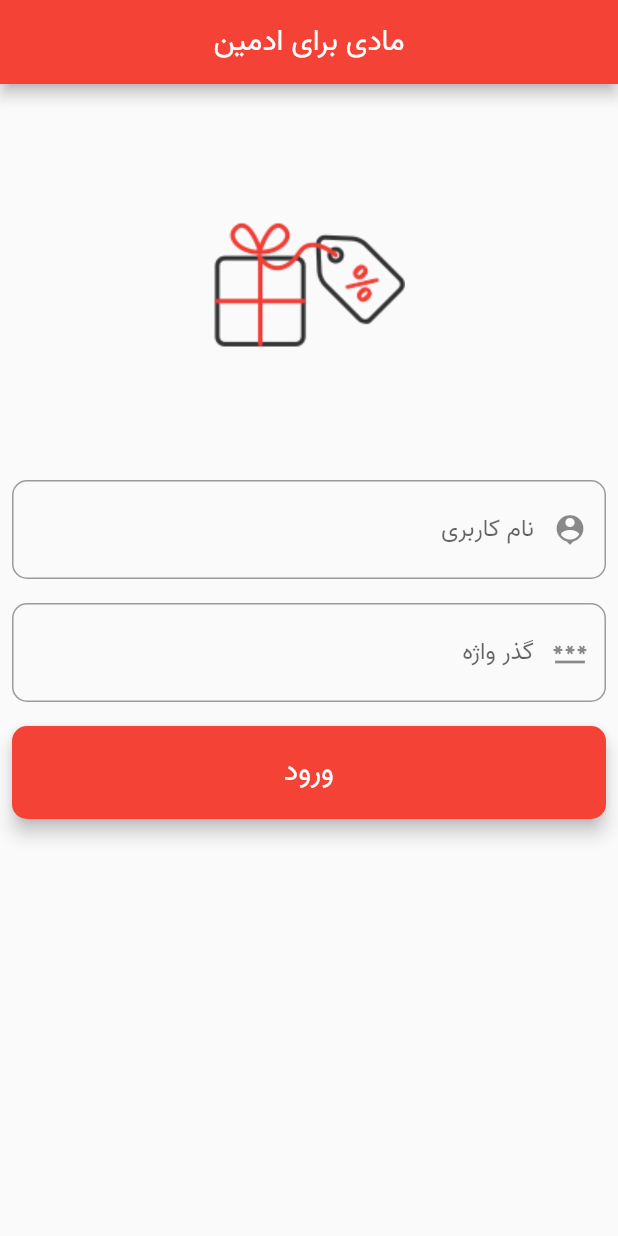
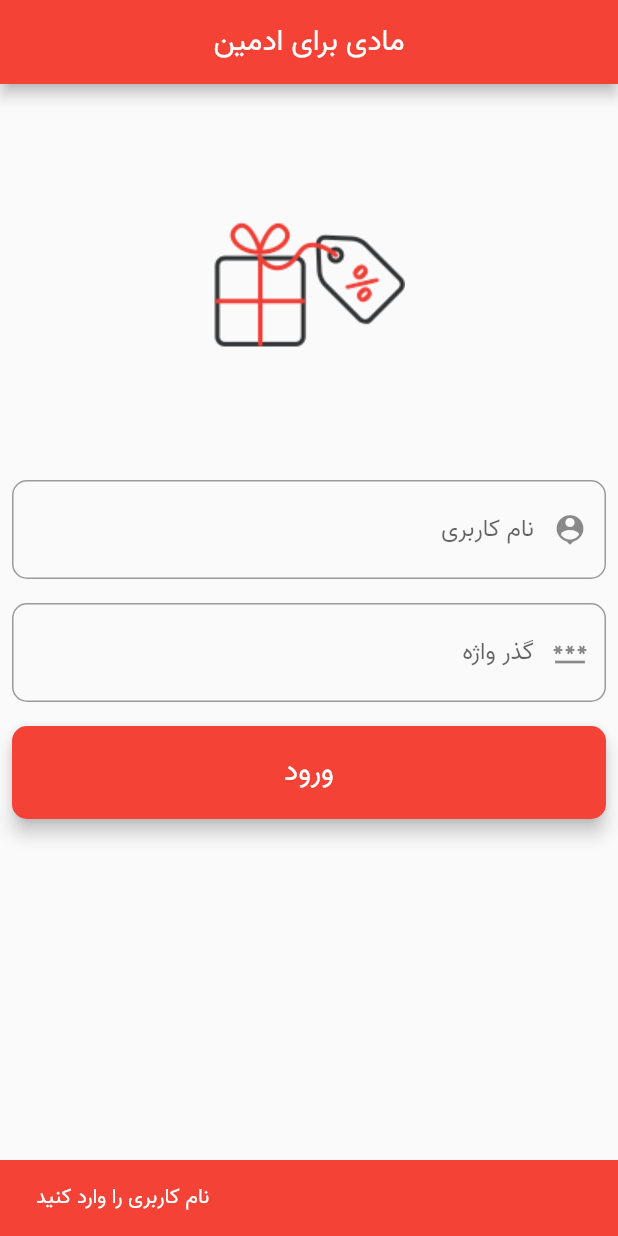
Before and after one commit to codingwithsaeed/mady_admin, a Flutter app: the screen it shows after launch, after a tap on "ورود", on a phone screen of 412 x 824 dp. Run offline on Flutter 3.47's test engine with Material 2 defaults, Android fonts, the phone set to English and light mode, and no system bars; our stand-ins replace bloc, dartz, equatable, flutter_bloc, flutter_spinkit, internet_connection_checker.

Commit message:
some changes to increase login page stablity

```diff
--- a/lib/features/login/data/repositories/login_repository_impl.dart
+++ b/lib/features/login/data/repositories/login_repository_impl.dart
@@ -28,8 +28,8 @@ class LoginRepositoryImpl implements LoginRepository {
       return Right(adminModel.data!);
     } on ServerException catch (e) {
       return Left(ServerFailure(message: e.message));
-    } on SocketException {
-      return Left(ServerFailure(message: 'دستگاه به اینترنت متصل نیست'));
+    } on Exception {
+      return Left(ServerFailure(message: 'مشکلی در اتصال به سرور وجود دارد'));
     }
   }
 }
--- a/lib/features/login/presentation/cubit/login_cubit.dart
+++ b/lib/features/login/presentation/cubit/login_cubit.dart
@@ -11,8 +11,19 @@ class LoginCubit extends Cubit<LoginState> {
   final LoginUsecase loginUsecase;
   LoginCubit(this.loginUsecase) : super(const InitialState());
 
-  Future<void> doAuth(String username, String password) async {
+  Future<void> doAuth(String? username, String? password) async {
     emit(const LodingState());
+
+    if (username == null || username == '') {
+      emit(const ErrorState('نام کاربری را وارد کنید'));
+      return;
+    }
+
+    if (password == null || password == '') {
+      emit(const ErrorState('گذرواژه را وارد کنید'));
+      return;
+    }
+
     final res = await loginUsecase(
       Params({'username': username, 'password': password, 'action': 'signin'}),
     );
--- a/lib/features/login/presentation/pages/login_page.dart
+++ b/lib/features/login/presentation/pages/login_page.dart
@@ -1,7 +1,6 @@
 import 'package:flutter/material.dart';
 import 'package:flutter_bloc/flutter_bloc.dart';
 import 'package:flutter_spinkit/flutter_spinkit.dart';
-import 'package:mady_admin/core/usecases/usecase.dart';
 import 'package:mady_admin/features/login/presentation/cubit/login_cubit.dart';
 import 'package:mady_admin/features/login/presentation/pages/main_page.dart';
 import 'widgets/fa_text_field.dart';
@@ -11,9 +10,8 @@ class LoginPage extends StatelessWidget {
   static const String id = 'LOGIN_PAGE';
   LoginPage({Key? key}) : super(key: key);
 
-   String? username;
-   String? password;
-
+  String? username;
+  String? password;
 
   @override
   Widget build(BuildContext context) {
@@ -25,17 +23,25 @@ class LoginPage extends StatelessWidget {
       body: BlocConsumer<LoginCubit, LoginState>(
         listener: (context, state) {
           if (state is LodingState) {
-
+            FocusManager.instance.primaryFocus!.unfocus();
             showLoading(context);
           } else if (state is LoadedState) {
+            FocusManager.instance.primaryFocus!.unfocus();
             Navigator.of(context).pop();
             Navigator.pushNamed(context, MainPage.id);
           } else if (state is ErrorState) {
             Navigator.of(context).pop();
-            Scaffold.of(context).showSnackBar(SnackBar(
-              content: Text(state.message),
-              backgroundColor: Colors.red,
-            ));
+            FocusManager.instance.primaryFocus!.unfocus();
+            Scaffold.of(context).showSnackBar(
+              SnackBar(
+                content: Text(
+                  state.message,
+                  style: const TextStyle(fontFamily: 'Vazir'),
+                ),
+                duration: const Duration(seconds: 1),
+                backgroundColor: Colors.red,
+              ),
+            );
           }
         },
         builder: (context, state) {
@@ -59,7 +65,6 @@ class LoginPage extends StatelessWidget {
             crossAxisAlignment: CrossAxisAlignment.stretch,
             children: [
               FaTextField(
-
                 icon: Icons.person_pin,
                 hint: 'نام کاربری',
                 onChanged: (value) {
@@ -67,7 +72,6 @@ class LoginPage extends StatelessWidget {
                 },
               ),
               FaTextField(
-
                 icon: Icons.password_outlined,
                 hint: 'گذر واژه',
                 obscureText: true,
@@ -79,7 +83,7 @@ class LoginPage extends StatelessWidget {
                 title: 'ورود',
                 onPressed: (() {
                   LoginCubit cubit = BlocProvider.of(context);
-                  cubit.doAuth(username!, password!);
+                  cubit.doAuth(username, password);
                 }),
                 color: Colors.red,
               ),
--- a/lib/features/login/presentation/pages/widgets/fa_text_field.dart
+++ b/lib/features/login/presentation/pages/widgets/fa_text_field.dart
@@ -20,6 +20,7 @@ class FaTextField extends StatelessWidget {
     return Padding(
       padding: const EdgeInsets.all(8.0),
       child: TextField(
+
         autofocus: false,
         controller: controller,
         onChanged: onChanged,
```
